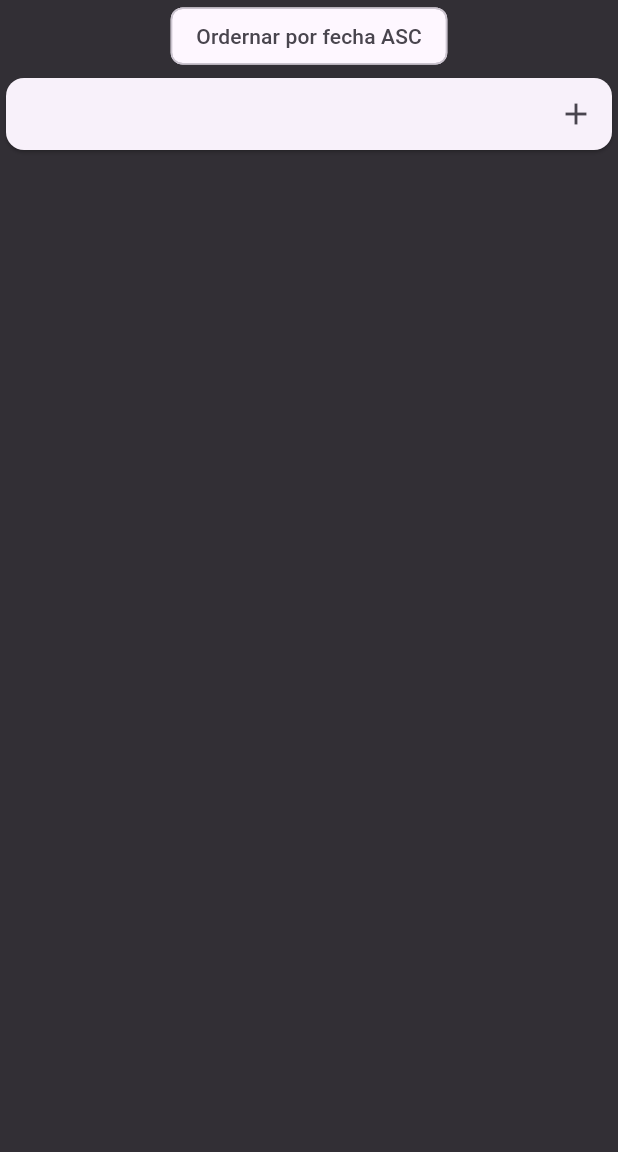
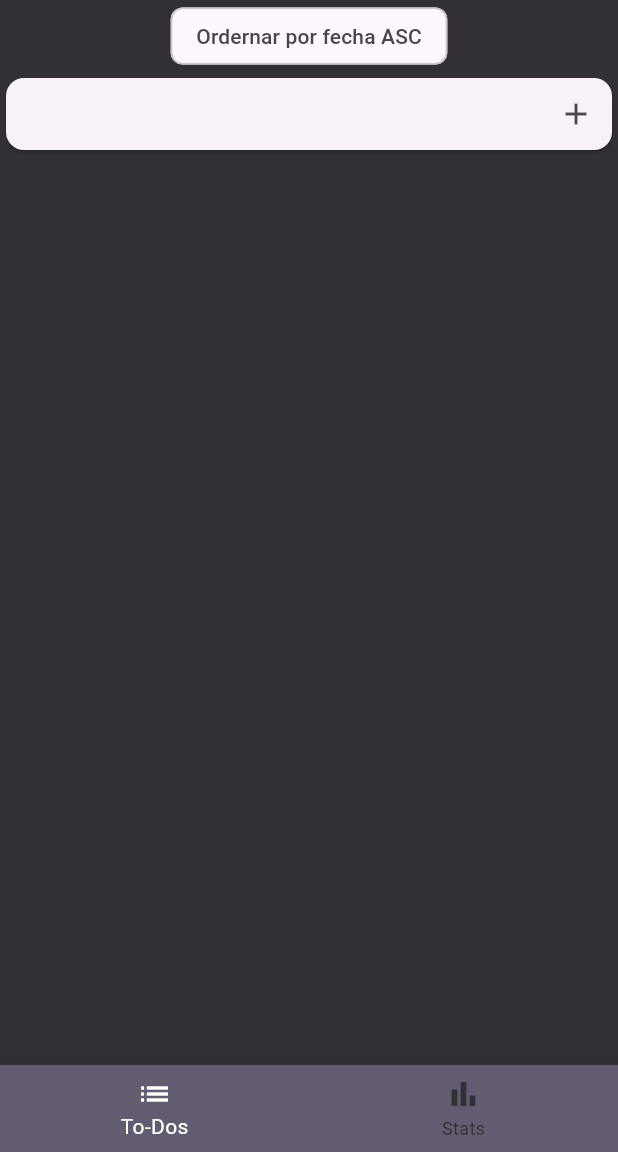
Before and after one commit to RaymundoSantorski/todo_practice, a Flutter app: the screen it shows after launch, after a tap on an icon or button, on a phone screen of 412 x 824 dp, the part 84-1236 px from its top. Run offline on Flutter 3.47's test engine with Material 3 defaults, Android fonts, the phone set to English and light mode, and no system bars.

Commit message:
ADD: bottom navigation bar to change between todos and stats view

```diff
--- a/lib/main.dart
+++ b/lib/main.dart
@@ -1,5 +1,5 @@
 import 'package:flutter/material.dart';
-import 'package:to_do_practice/interfaces/todo_interface.dart';
+import 'package:to_do_practice/screens/todos_screen.dart';
 
 void main() {
   runApp(const MyApp());
@@ -31,57 +31,12 @@ class MyHomePage extends StatefulWidget {
 }
 
 class _MyHomePageState extends State<MyHomePage> {
-  final TextEditingController _controller = TextEditingController(text: '');
-  bool _asc = false;
-  List<Todo> _todos = [];
+  int _barIndex = 0;
 
-  void _addTodo() {
-    Todo todo = Todo(_controller.text, false, DateTime.now(), UniqueKey());
+  void _setBarIndex(int index) {
     setState(() {
-      _todos.add(todo);
+      _barIndex = index;
     });
-    _controller.clear();
-  }
-
-  void _toggleTodo(Todo todo) {
-    Todo item = _todos.where((item) => todo.key == item.key).first;
-    setState(() {
-      item.completed = !item.completed;
-    });
-  }
-
-  void _deleteTodo(Todo todo) {
-    setState(() {
-      _todos.removeWhere((item) => item.key == todo.key);
-    });
-  }
-
-  void _orderByDateAsc() {
-    setState(() {
-      _todos.sort(
-        (Todo prev, Todo curr) =>
-            prev.createdAt.isAfter(curr.createdAt) ? -1 : 1,
-      );
-    });
-  }
-
-  void _orderByDateDes() {
-    setState(() {
-      _todos.sort(
-        (Todo prev, Todo curr) =>
-            prev.createdAt.isAfter(curr.createdAt) ? 1 : -1,
-      );
-    });
-  }
-
-  void _toggleOrder() {
-    if (_asc) {
-      _orderByDateDes();
-      _asc = false;
-    } else {
-      _orderByDateAsc();
-      _asc = true;
-    }
   }
 
   @override
@@ -99,63 +54,18 @@ class _MyHomePageState extends State<MyHomePage> {
         backgroundColor: scheme.secondary,
       ),
       backgroundColor: scheme.inverseSurface,
-      body: Column(
-        children: [
-          FilterChip(
-            label: Text('Ordernar por fecha ${_asc ? 'ASC' : 'DES'}'),
-            onSelected: (bool sel) => _toggleOrder(),
-          ),
-          Card(
-            child: Row(
-              children: [
-                Expanded(
-                  child: TextField(
-                    controller: _controller,
-                    decoration: InputDecoration(border: InputBorder.none),
-                    style: TextStyle(color: scheme.inverseSurface),
-                    onSubmitted: (value) => _addTodo(),
-                  ),
-                ),
-                IconButton(onPressed: _addTodo, icon: Icon(Icons.add)),
-              ],
-            ),
-          ),
-          Expanded(
-            child: ListView(
-              children: [
-                for (Todo todo in _todos)
-                  Dismissible(
-                    key: todo.key,
-                    onDismissed: (DismissDirection dir) => _deleteTodo(todo),
-                    child: Card(
-                      color: !todo.completed
-                          ? scheme.tertiaryFixedDim
-                          : scheme.secondaryContainer,
-                      child: Row(
-                        children: [
-                          Expanded(
-                            child: Text(
-                              todo.title,
-                              style: TextStyle(
-                                decoration: todo.completed
-                                    ? TextDecoration.lineThrough
-                                    : TextDecoration.none,
-                              ),
-                            ),
-                          ),
-                          Checkbox(
-                            value: todo.completed,
-                            onChanged: (value) => _toggleTodo(todo),
-                          ),
-                        ],
-                      ),
-                    ),
-                  ),
-              ],
-            ),
-          ),
+      bottomNavigationBar: BottomNavigationBar(
+        backgroundColor: scheme.secondary,
+        selectedItemColor: scheme.onSecondary,
+        unselectedItemColor: scheme.inverseSurface,
+        currentIndex: _barIndex,
+        onTap: _setBarIndex,
+        items: [
+          BottomNavigationBarItem(icon: Icon(Icons.list), label: 'To-Dos'),
+          BottomNavigationBarItem(icon: Icon(Icons.bar_chart), label: 'Stats'),
         ],
       ),
+      body: _barIndex == 0 ? TodosScreen() : SizedBox(),
     );
   }
 }
--- /dev/null
+++ b/lib/screens/todos_screen.dart
@@ -0,0 +1,126 @@
+import 'package:flutter/material.dart';
+import 'package:to_do_practice/interfaces/todo_interface.dart';
+
+class TodosScreen extends StatefulWidget {
+  const TodosScreen({super.key});
+
+  @override
+  State<TodosScreen> createState() => _TodosScreenState();
+}
+
+class _TodosScreenState extends State<TodosScreen> {
+  final TextEditingController _controller = TextEditingController(text: '');
+  bool _asc = false;
+  final List<Todo> _todos = [];
+
+  void _addTodo() {
+    Todo todo = Todo(_controller.text, false, DateTime.now(), UniqueKey());
+    setState(() {
+      _todos.add(todo);
+    });
+    _controller.clear();
+  }
+
+  void _toggleTodo(Todo todo) {
+    Todo item = _todos.where((item) => todo.key == item.key).first;
+    setState(() {
+      item.completed = !item.completed;
+    });
+  }
+
+  void _deleteTodo(Todo todo) {
+    setState(() {
+      _todos.removeWhere((item) => item.key == todo.key);
+    });
+  }
+
+  void _orderByDateAsc() {
+    setState(() {
+      _todos.sort(
+        (Todo prev, Todo curr) =>
+            prev.createdAt.isAfter(curr.createdAt) ? -1 : 1,
+      );
+    });
+  }
+
+  void _orderByDateDes() {
+    setState(() {
+      _todos.sort(
+        (Todo prev, Todo curr) =>
+            prev.createdAt.isAfter(curr.createdAt) ? 1 : -1,
+      );
+    });
+  }
+
+  void _toggleOrder() {
+    if (_asc) {
+      _orderByDateDes();
+      _asc = false;
+    } else {
+      _orderByDateAsc();
+      _asc = true;
+    }
+  }
+
+  @override
+  Widget build(BuildContext context) {
+    ColorScheme scheme = Theme.of(context).colorScheme;
+    return Column(
+      children: [
+        FilterChip(
+          label: Text('Ordernar por fecha ${_asc ? 'ASC' : 'DES'}'),
+          onSelected: (bool sel) => _toggleOrder(),
+        ),
+        Card(
+          child: Row(
+            children: [
+              Expanded(
+                child: TextField(
+                  controller: _controller,
+                  decoration: InputDecoration(border: InputBorder.none),
+                  style: TextStyle(color: scheme.inverseSurface),
+                  onSubmitted: (value) => _addTodo(),
+                ),
+              ),
+              IconButton(onPressed: _addTodo, icon: Icon(Icons.add)),
+            ],
+          ),
+        ),
+        Expanded(
+          child: ListView(
+            children: [
+              for (Todo todo in _todos)
+                Dismissible(
+                  key: todo.key,
+                  onDismissed: (DismissDirection dir) => _deleteTodo(todo),
+                  child: Card(
+                    color: !todo.completed
+                        ? scheme.tertiaryFixedDim
+                        : scheme.secondaryContainer,
+                    child: Row(
+                      children: [
+                        Expanded(
+                          child: Text(
+                            todo.title,
+                            style: TextStyle(
+                              decoration: todo.completed
+                                  ? TextDecoration.lineThrough
+                                  : TextDecoration.none,
+                            ),
+                          ),
+                        ),
+                        Checkbox(
+                          value: todo.completed,
+                          onChanged: (value) => _toggleTodo(todo),
+                        ),
+                      ],
+                    ),
+                  ),
+                ),
+            ],
+          ),
+        ),
+      ],
+    );
+  }
+}
```
